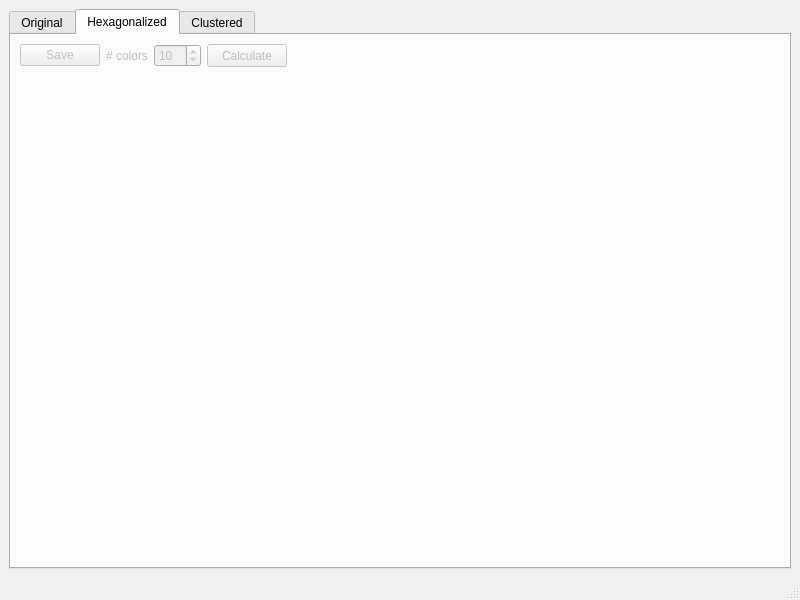
Before: the Qt Designer form mainwindow.ui in LukasNeuberger/hexagonalizer, drawn with Qt 5.
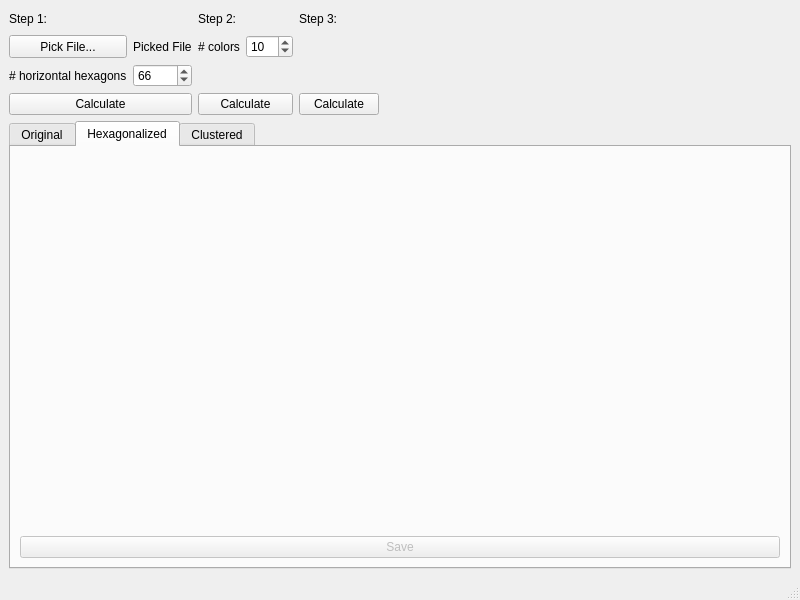
After: the same form once the commit is applied. The open tabs and pages were chosen to show the change.

Commit message: grid layout for forms

Patch:
```diff
--- a/mainwindow.ui
+++ b/mainwindow.ui
@@ -15,6 +15,185 @@
   </property>
   <widget class="QWidget" name="centralwidget">
    <layout class="QVBoxLayout" name="verticalLayout_2">
+    <item>
+     <layout class="QGridLayout" name="gridLayout_2">
+      <item row="4" column="2" colspan="2">
+       <widget class="QPushButton" name="CalculateColorsBtn">
+        <property name="maximumSize">
+         <size>
+          <width>16777215</width>
+          <height>40</height>
+         </size>
+        </property>
+        <property name="text">
+         <string>Calculate</string>
+        </property>
+       </widget>
+      </item>
+      <item row="2" column="2">
+       <widget class="QLabel" name="label">
+        <property name="maximumSize">
+         <size>
+          <width>16777215</width>
+          <height>40</height>
+         </size>
+        </property>
+        <property name="text">
+         <string># colors</string>
+        </property>
+       </widget>
+      </item>
+      <item row="3" column="0">
+       <widget class="QLabel" name="label_2">
+        <property name="maximumSize">
+         <size>
+          <width>160</width>
+          <height>40</height>
+         </size>
+        </property>
+        <property name="text">
+         <string># horizontal hexagons</string>
+        </property>
+       </widget>
+      </item>
+      <item row="4" column="0" colspan="2">
+       <widget class="QPushButton" name="CalculateHexBtn">
+        <property name="sizePolicy">
+         <sizepolicy hsizetype="Expanding" vsizetype="Fixed">
+          <horstretch>0</horstretch>
+          <verstretch>0</verstretch>
+         </sizepolicy>
+        </property>
+        <property name="layoutDirection">
+         <enum>Qt::LeftToRight</enum>
+        </property>
+        <property name="text">
+         <string>Calculate</string>
+        </property>
+       </widget>
+      </item>
+      <item row="2" column="3">
+       <widget class="QSpinBox" name="ColorSpinBox">
+        <property name="maximumSize">
+         <size>
+          <width>100</width>
+          <height>40</height>
+         </size>
+        </property>
+        <property name="minimum">
+         <number>1</number>
+        </property>
+        <property name="maximum">
+         <number>100</number>
+        </property>
+        <property name="value">
+         <number>10</number>
+        </property>
+       </widget>
+      </item>
+      <item row="2" column="0">
+       <widget class="QPushButton" name="FilePickerBtn">
+        <property name="maximumSize">
+         <size>
+          <width>120</width>
+          <height>40</height>
+         </size>
+        </property>
+        <property name="text">
+         <string>Pick File...</string>
+        </property>
+       </widget>
+      </item>
+      <item row="3" column="1">
+       <widget class="QSpinBox" name="HorizontalHexSpin">
+        <property name="maximumSize">
+         <size>
+          <width>100</width>
+          <height>40</height>
+         </size>
+        </property>
+        <property name="minimum">
+         <number>1</number>
+        </property>
+        <property name="maximum">
+         <number>1000</number>
+        </property>
+        <property name="value">
+         <number>66</number>
+        </property>
+       </widget>
+      </item>
+      <item row="1" column="0">
+       <widget class="QLabel" name="label_3">
+        <property name="maximumSize">
+         <size>
+          <width>16777215</width>
+          <height>40</height>
+         </size>
+        </property>
+        <property name="text">
+         <string>Step 1:</string>
+        </property>
+       </widget>
+      </item>
+      <item row="1" column="4">
+       <widget class="QLabel" name="label_5">
+        <property name="maximumSize">
+         <size>
+          <width>16777215</width>
+          <height>40</height>
+         </size>
+        </property>
+        <property name="text">
+         <string>Step 3:</string>
+        </property>
+       </widget>
+      </item>
+      <item row="4" column="4">
+       <widget class="QPushButton" name="calculateClusteredImageBtn">
+        <property name="text">
+         <string>Calculate</string>
+        </property>
+       </widget>
+      </item>
+      <item row="2" column="1">
+       <widget class="QLabel" name="FilePickerLbl">
+        <property name="text">
+         <string>Picked File</string>
+        </property>
+       </widget>
+      </item>
+      <item row="1" column="2">
+       <widget class="QLabel" name="label_4">
+        <property name="maximumSize">
+         <size>
+          <width>16777215</width>
+          <height>40</height>
+         </size>
+        </property>
+        <property name="layoutDirection">
+         <enum>Qt::LeftToRight</enum>
+        </property>
+        <property name="text">
+         <string>Step 2:</string>
+        </property>
+       </widget>
+      </item>
+      <item row="1" column="5">
+       <spacer name="horizontalSpacer">
+        <property name="orientation">
+         <enum>Qt::Horizontal</enum>
+        </property>
+        <property name="sizeHint" stdset="0">
+         <size>
+          <width>40</width>
+          <height>20</height>
+         </size>
+        </property>
+       </spacer>
+      </item>
+     </layout>
+    </item>
     <item>
      <widget class="QTabWidget" name="tabWidget">
       <property name="enabled">
@@ -31,82 +210,6 @@
         <string>Original</string>
        </attribute>
        <layout class="QVBoxLayout" name="verticalLayout">
-        <item>
-         <layout class="QHBoxLayout" name="horizontalLayout_2">
-          <item>
-           <widget class="QPushButton" name="FilePickerBtn">
-            <property name="maximumSize">
-             <size>
-              <width>120</width>
-              <height>40</height>
-             </size>
-            </property>
-            <property name="text">
-             <string>Pick File...</string>
-            </property>
-           </widget>
-          </item>
-          <item>
-           <widget class="QLabel" name="FilePickerLbl">
-            <property name="text">
-             <string>Picked File</string>
-            </property>
-           </widget>
-          </item>
-          <item>
-           <spacer name="horizontalSpacer">
-            <property name="orientation">
-             <enum>Qt::Horizontal</enum>
-            </property>
-            <property name="sizeHint" stdset="0">
-             <size>
-              <width>40</width>
-              <height>20</height>
-             </size>
-            </property>
-           </spacer>
-          </item>
-          <item>
-           <widget class="QLabel" name="label_2">
-            <property name="maximumSize">
-             <size>
-              <width>160</width>
-              <height>40</height>
-             </size>
-            </property>
-            <property name="text">
-             <string># horizontal hexagons</string>
-            </property>
-           </widget>
-          </item>
-          <item>
-           <widget class="QSpinBox" name="HorizontalHexSpin">
-            <property name="maximumSize">
-             <size>
-              <width>100</width>
-              <height>40</height>
-             </size>
-            </property>
-            <property name="minimum">
-             <number>1</number>
-            </property>
-            <property name="maximum">
-             <number>1000</number>
-            </property>
-            <property name="value">
-             <number>66</number>
-            </property>
-           </widget>
-          </item>
-          <item>
-           <widget class="QPushButton" name="CalculateHexBtn">
-            <property name="text">
-             <string>Calculate</string>
-            </property>
-           </widget>
-          </item>
-         </layout>
-        </item>
         <item>
          <layout class="QHBoxLayout" name="ImagePlaceHolder">
           <item>
@@ -134,75 +237,6 @@
         <string>Hexagonalized</string>
        </attribute>
        <layout class="QVBoxLayout" name="verticalLayout_3">
-        <item>
-         <layout class="QHBoxLayout" name="horizontalLayout_4">
-          <item>
-           <widget class="QPushButton" name="SaveHexBtn">
-            <property name="text">
-             <string>Save</string>
-            </property>
-           </widget>
-          </item>
-          <item>
-           <widget class="QLabel" name="label">
-            <property name="maximumSize">
-             <size>
-              <width>16777215</width>
-              <height>40</height>
-             </size>
-            </property>
-            <property name="text">
-             <string># colors</string>
-            </property>
-           </widget>
-          </item>
-          <item>
-           <widget class="QSpinBox" name="ColorSpinBox">
-            <property name="maximumSize">
-             <size>
-              <width>100</width>
-              <height>40</height>
-             </size>
-            </property>
-            <property name="minimum">
-             <number>1</number>
-            </property>
-            <property name="maximum">
-             <number>100</number>
-            </property>
-            <property name="value">
-             <number>10</number>
-            </property>
-           </widget>
-          </item>
-          <item>
-           <widget class="QPushButton" name="CalculateColorsBtn">
-            <property name="maximumSize">
-             <size>
-              <width>16777215</width>
-              <height>40</height>
-             </size>
-            </property>
-            <property name="text">
-             <string>Calculate</string>
-            </property>
-           </widget>
-          </item>
-          <item>
-           <spacer name="horizontalSpacer_2">
-            <property name="orientation">
-             <enum>Qt::Horizontal</enum>
-            </property>
-            <property name="sizeHint" stdset="0">
-             <size>
-              <width>40</width>
-              <height>20</height>
-             </size>
-            </property>
-           </spacer>
-          </item>
-         </layout>
-        </item>
         <item>
          <layout class="QHBoxLayout" name="HexImagePlaceHolder">
           <item>
@@ -220,6 +254,13 @@
           </item>
          </layout>
         </item>
+        <item>
+         <widget class="QPushButton" name="SaveHexBtn">
+          <property name="text">
+           <string>Save</string>
+          </property>
+         </widget>
+        </item>
        </layout>
       </widget>
       <widget class="QWidget" name="clusteredTab">
```
Left out of the diff: 33 changed lines with no effect on the pictures.
